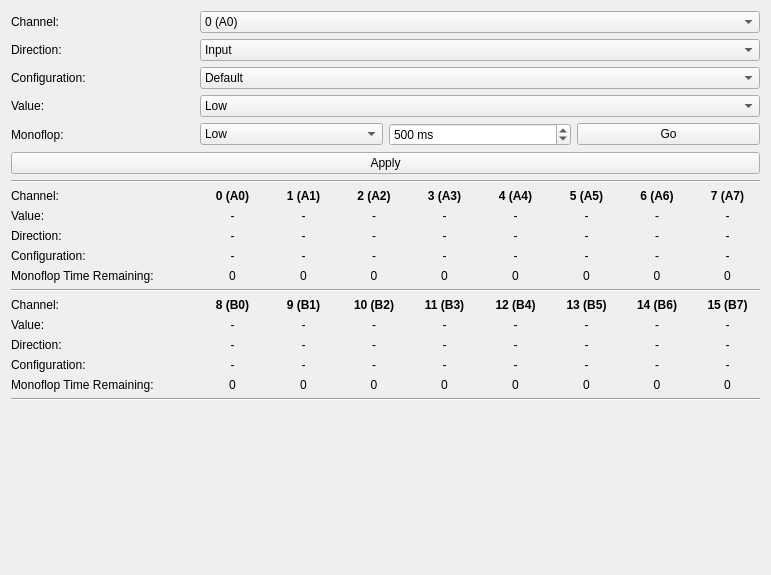
Before: the Qt Designer form src/brickv/plugin_system/plugins/io16_v2/ui/io16_v2.ui in Tinkerforge/brickv, drawn with Qt 5.
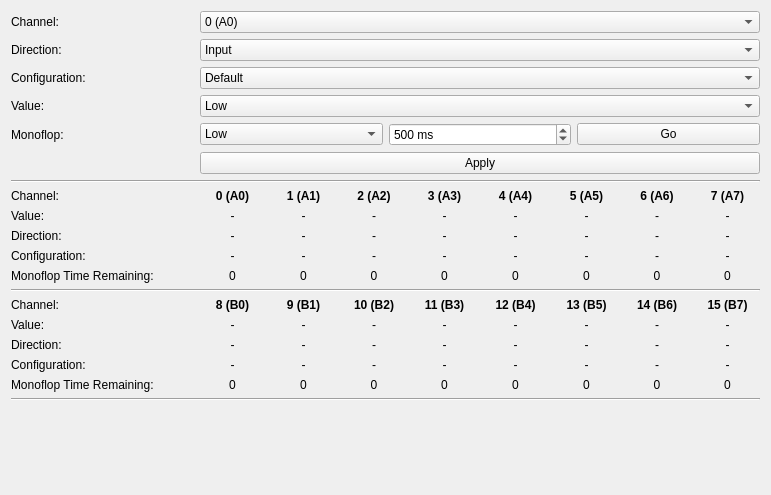
After: the same form once the commit is applied.

Commit message: Some button placement fine-tuning

Diff of the .ui file:
```diff
--- a/src/brickv/plugin_system/plugins/io16_v2/ui/io16_v2.ui
+++ b/src/brickv/plugin_system/plugins/io16_v2/ui/io16_v2.ui
@@ -7,7 +7,7 @@
     <x>0</x>
     <y>0</y>
     <width>771</width>
-    <height>575</height>
+    <height>495</height>
    </rect>
   </property>
   <property name="windowTitle">
@@ -221,7 +221,7 @@
        </item>
       </widget>
      </item>
-     <item row="5" column="0" colspan="4">
+     <item row="5" column="1" colspan="3">
       <widget class="QPushButton" name="btn_cfg_ch_apply">
        <property name="text">
         <string>Apply</string>
```
The commit also changes 1 other file.
